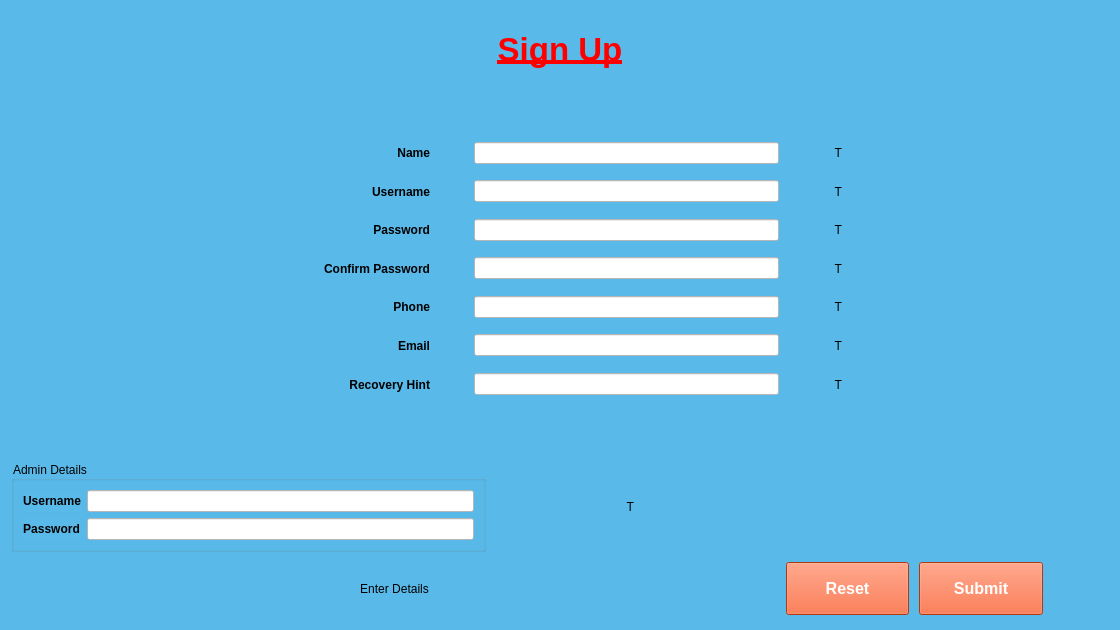
Old version of the form uis/signup_widget.ui in the repository therealrahulsahu/log_project.
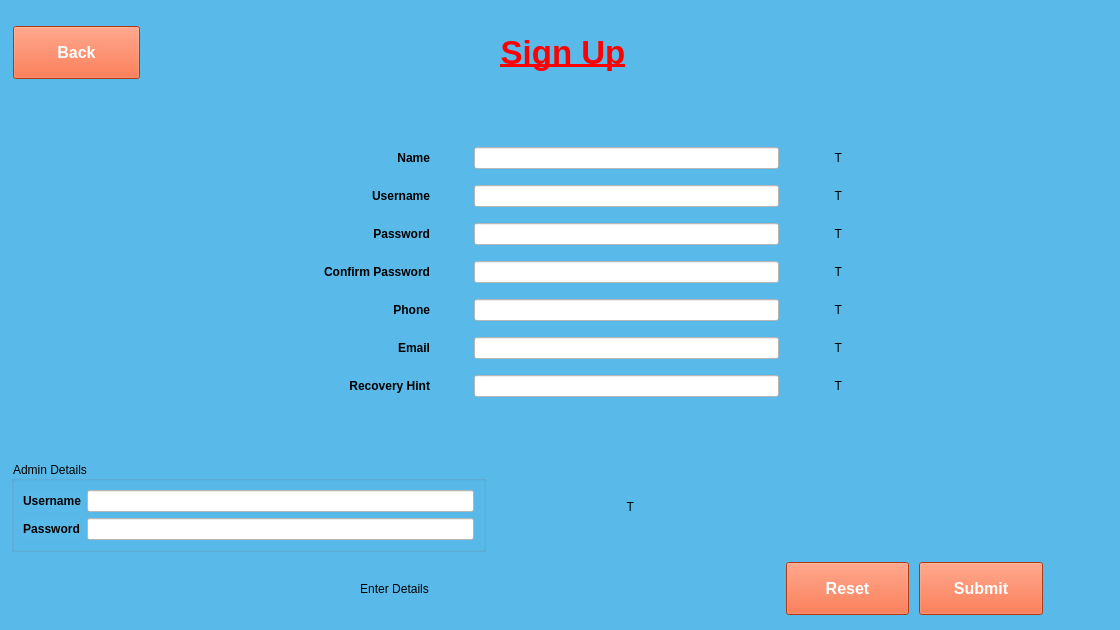
New version of the form.

```diff
--- a/uis/signup_widget.ui
+++ b/uis/signup_widget.ui
@@ -31,7 +31,23 @@
     </spacer>
    </item>
    <item>
-    <layout class="QHBoxLayout" name="horizontalLayout_5" stretch="10,5,10">
+    <layout class="QHBoxLayout" name="horizontalLayout_5" stretch="3,7,5,10">
+     <item>
+      <widget class="QPushButton" name="pushbt_back">
+       <property name="styleSheet">
+        <string notr="true">background-color: #f4511e;
+color: white;
+padding: 16px 32px;
+text-align: center;
+font-size: 16px;
+margin: 4px 2px;
+font-weight:bold;</string>
+       </property>
+       <property name="text">
+        <string>Back</string>
+       </property>
+      </widget>
+     </item>
      <item>
       <spacer name="horizontalSpacer_2">
        <property name="orientation">
```
